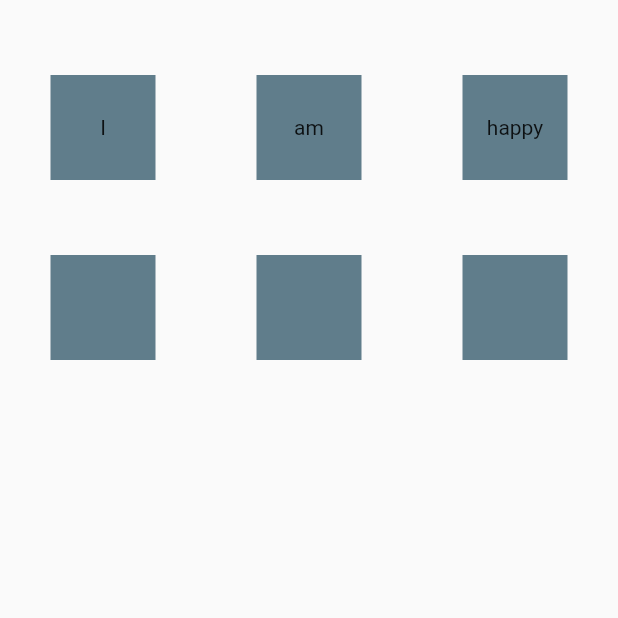
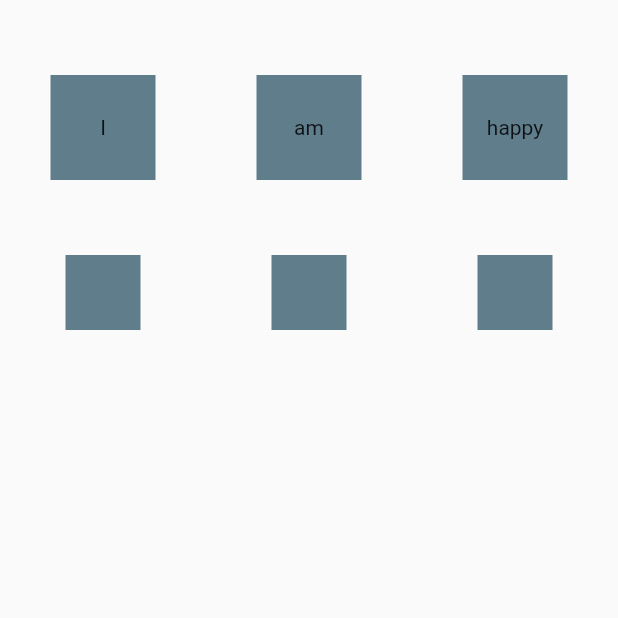
Before and after one commit to RafiaChy/duolingo_clone, a Flutter app: the screen it shows after launch, on a phone screen of 412 x 824 dp, the top half of it. Run offline on Flutter 3.47's test engine with Material 2 defaults, Android fonts, the phone set to English and light mode, and no system bars.

```diff
--- a/lib/pages/first_screen.dart
+++ b/lib/pages/first_screen.dart
@@ -39,19 +39,7 @@ class _FirstScreenState extends State<FirstScreen> {
             Row(
               mainAxisAlignment: MainAxisAlignment.spaceAround,
 
-              children: choices.keys.map((word) => DragTarget<String>(
-              builder: (BuildContext context, List<String?> accepted, List<dynamic> rejected)
-             {
-               return drags("");
-             },
-             onWillAccept: (data) => data == word,
-             onAccept: (data){
-                setState(() {
-
-                });
-             },
-
-              )).toList()..shuffle(Random(5))
+              children: choices.keys.map((word) => buildTarget(word)).toList()
             ),
 
           ],
@@ -70,4 +58,37 @@ class _FirstScreenState extends State<FirstScreen> {
                 );
   }
 
+  Widget buildTarget(String word){
+
+    return DragTarget<String>(
+              builder: (BuildContext context, List<String?> accepted, List<dynamic> rejected)
+
+             {
+                   if(word == choices.keys){
+                    return drags(word);
+                }
+               else{
+                 return Container(
+                   width: 50,
+                   height: 50,
+                   color: Colors.blueGrey,
+                 );
+               }
+
+               },
+
+             onWillAccept: (data) => data == word,
+             onAccept: (data){
+                 print('####'+data);
+                setState(() {
+                  drags(data);
+                });
+             },
+
+              );
+
+
+
+  }
+
 }
```
